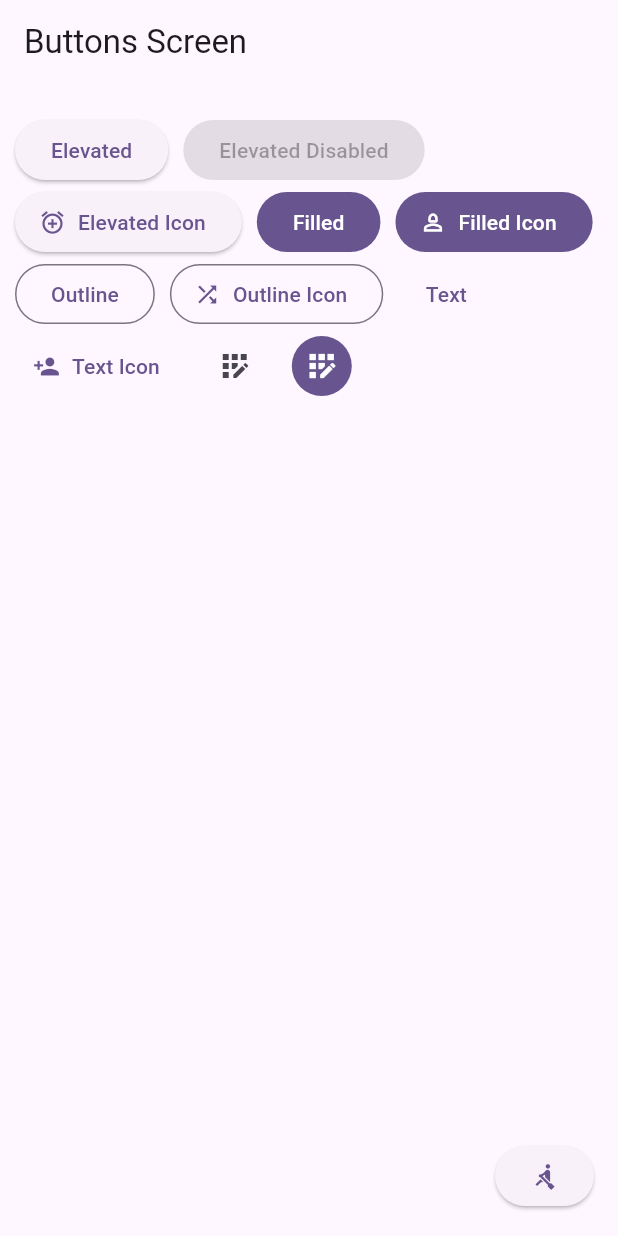
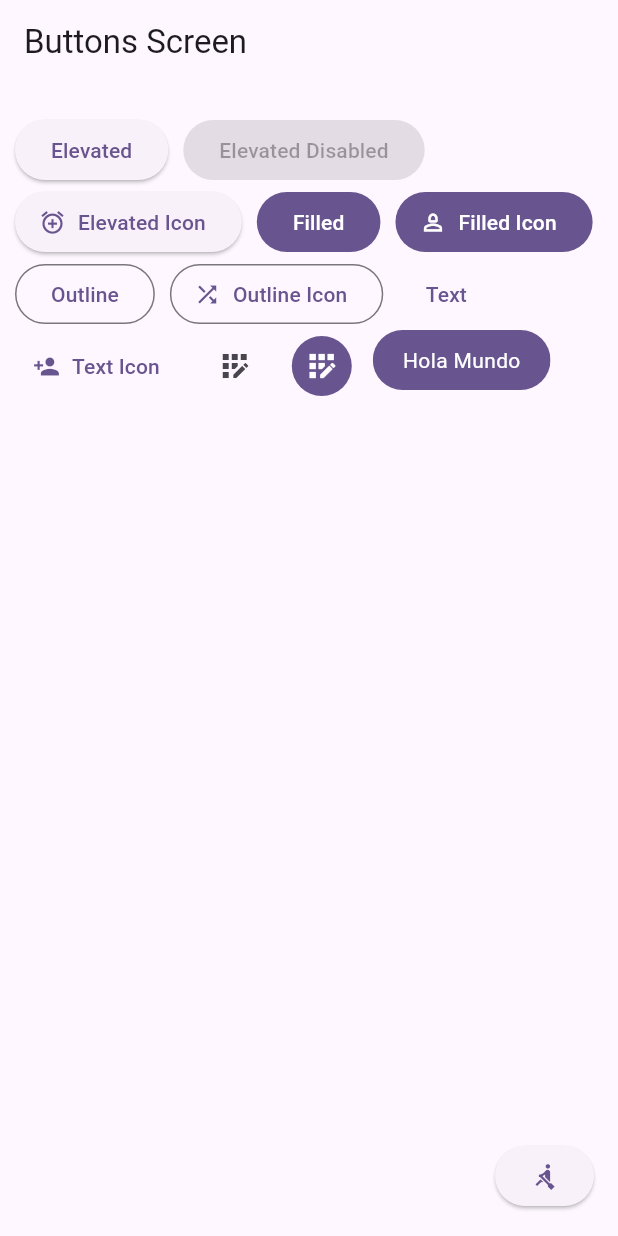
Before and after one commit to mariobros123413/widgets_app, a Flutter app: the ButtonsScreen screen opened by its route, on a phone screen of 412 x 824 dp. Run offline on Flutter 3.47's test engine with Material 3 defaults, Android fonts, the phone set to English and light mode, and no system bars; our stand-ins replace go_router.

Commit message:
custom button

```diff
--- a/lib/presentation/screens/buttons/buttons_screen.dart
+++ b/lib/presentation/screens/buttons/buttons_screen.dart
@@ -83,8 +83,39 @@ class _ButtonsView extends StatelessWidget {
               iconColor: const WidgetStatePropertyAll(Colors.white),
             ),
           ),
+          const CustomButton()
         ],
       ),
     );
   }
 }
+
+class CustomButton extends StatelessWidget {
+  const CustomButton({super.key});
+
+  @override
+  Widget build(BuildContext context) {
+    final colors = Theme.of(context).colorScheme;
+    return ClipRRect(
+      borderRadius: BorderRadius.circular(20),
+      child: Material(
+        color: colors.primary,
+        child: InkWell(
+          onTap: () {},
+          child: const Padding(
+            padding: EdgeInsets.symmetric(
+              horizontal: 20,
+              vertical: 10,
+            ),
+            child: Text(
+              'Hola Mundo',
+              style: TextStyle(
+                color: Colors.white,
+              ),
+            ),
+          ),
+        ),
+      ),
+    );
+  }
+}
```
